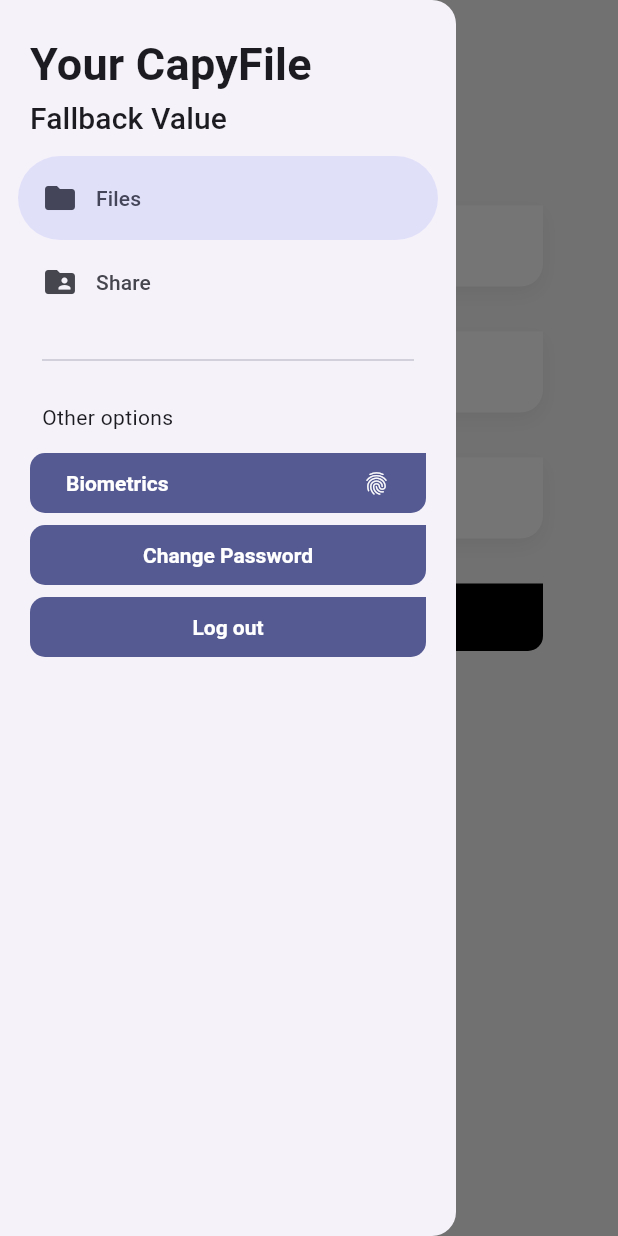
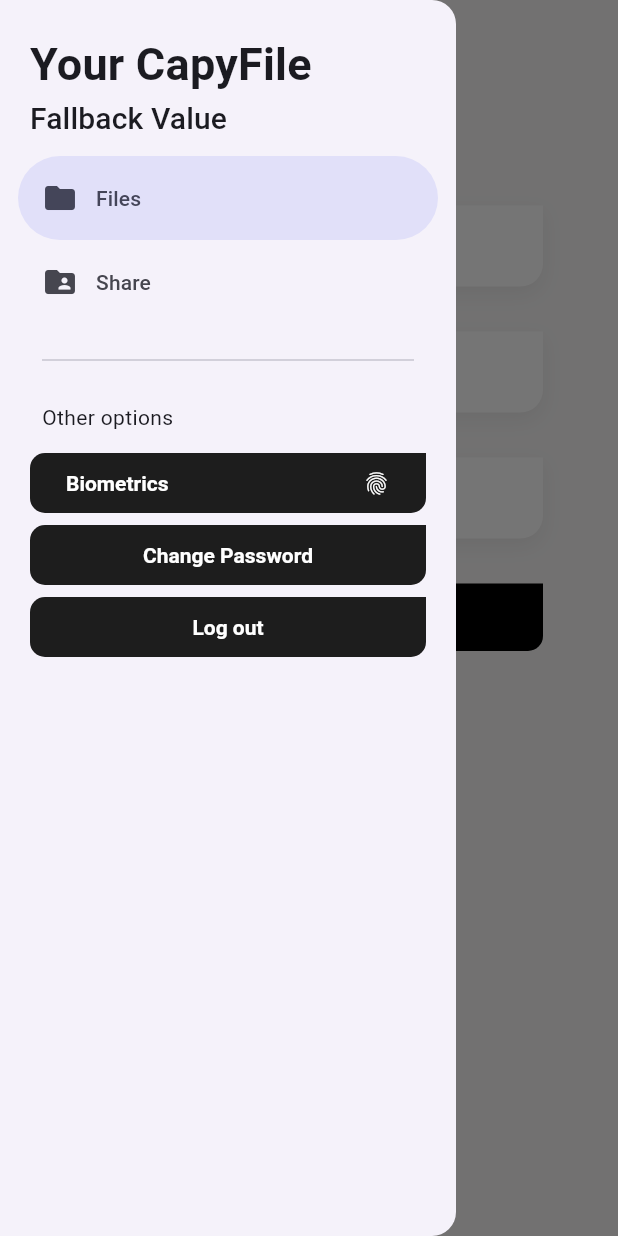
Before and after one commit to hawks-atlanta/frontend-flutter, a Flutter app: the AccountPasswordScreen screen opened by its route, with the side drawer open, on a phone screen of 412 x 824 dp. Run offline on Flutter 3.47's test engine with Material 3 defaults, Android fonts, the light colour scheme and no system bars; our stand-ins replace auto_size_text, dio, file_picker, flutter_dotenv, flutter_local_notifications, flutter_riverpod and 5 more; accounts and stored records are empty; network calls fail; statements that could not run were skipped; project files that could hold a hidden picture were left out.

Commit message:
💄feat(style): update the UI buttons

```diff
--- a/lib/features/drive/presentation/screens/drive_screen.dart
+++ b/lib/features/drive/presentation/screens/drive_screen.dart
@@ -82,6 +82,8 @@
       // operador lógico si el state de move file es en true muestra el widget para mover file en la location actual
       //le paso el location actual para que sepa en que carpeta se encuentra y el state de true lo que haría es enviar el uuid del archivo a mover
       floatingActionButton: FloatingActionButton.extended(
+        foregroundColor: Colors.white,
+        backgroundColor: const Color.fromARGB(255, 29, 29, 29),
         label:
             movingFileState ? const Text("Move Here") : const Icon(Icons.add),
         onPressed: movingFileState
--- a/lib/features/shared/widgets/drive/new_modal.dart
+++ b/lib/features/shared/widgets/drive/new_modal.dart
@@ -27,7 +27,7 @@
               IconTextButton(
                   name: "Folder",
                   color: Colors.white,
-                  icon: const Icon(Icons.file_upload),
+                  icon: const Icon(Icons.drive_folder_upload_outlined),
                   onPress: () => showDialog(
                       context: context,
                       builder: (context) {
--- a/lib/features/shared/widgets/side_menu.dart
+++ b/lib/features/shared/widgets/side_menu.dart
@@ -96,6 +96,7 @@
             : Padding(
                 padding: const EdgeInsets.symmetric(horizontal: 20),
                 child: CustomFilledButton(
+                  buttonColor: const Color.fromARGB(255, 29, 29, 29),
                   onPressed: () {
                     handleBiometricAuthentication(context);
                   },
@@ -106,6 +107,7 @@
         Padding(
             padding: const EdgeInsets.symmetric(horizontal: 20),
             child: CustomFilledButton(
+              buttonColor: const Color.fromARGB(255, 29, 29, 29),
               onPressed: () {
                 ref.read(goRouterProvider).go('/account/password');
               },
@@ -114,6 +116,7 @@
         Padding(
           padding: const EdgeInsets.symmetric(horizontal: 20),
           child: CustomFilledButton(
+            buttonColor: const Color.fromARGB(255, 29, 29, 29),
             onPressed: () {
               ref.read(authProvider.notifier).logout();
             },
```
Also changed, not shown: lib/features/shared/widgets/drive/dialog_rename_folder.dart (+5 -2 lines).
